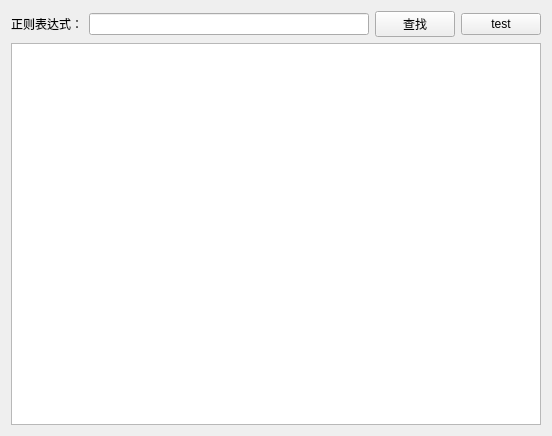
This is regex_find.ui in laisc7301/regular-tool as Qt 5 draws it before an edit. The edited form follows.
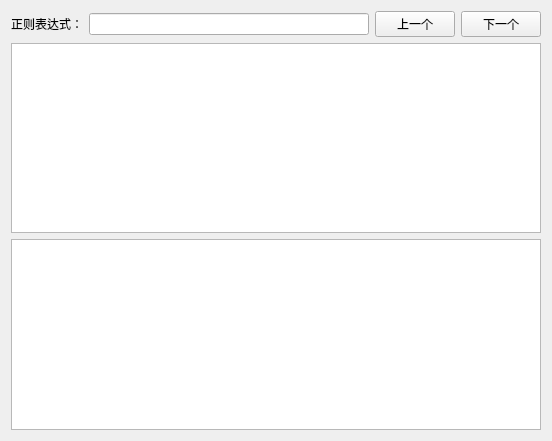
This is the edited form.

The edit to the form file:
```diff
--- a/regex_find.ui
+++ b/regex_find.ui
@@ -7,7 +7,7 @@
     <x>0</x>
     <y>0</y>
     <width>552</width>
-    <height>436</height>
+    <height>441</height>
    </rect>
   </property>
   <property name="windowTitle">
@@ -26,17 +26,17 @@
      <item>
       <widget class="QLineEdit" name="lineEdit"/>
      </item>
-     <item>
-      <widget class="QPushButton" name="pushButton">
-       <property name="text">
-        <string>查找</string>
-       </property>
-      </widget>
-     </item>
      <item>
       <widget class="QPushButton" name="pushButton_2">
        <property name="text">
-        <string>test</string>
+        <string>上一个</string>
+       </property>
+      </widget>
+     </item>
+     <item>
+      <widget class="QPushButton" name="pushButton_3">
+       <property name="text">
+        <string>下一个</string>
        </property>
       </widget>
      </item>
@@ -45,6 +45,9 @@
    <item>
     <widget class="QTextEdit" name="textEdit"/>
    </item>
+   <item>
+    <widget class="QTextEdit" name="textEdit_2"/>
+   </item>
   </layout>
  </widget>
  <resources/>
```
